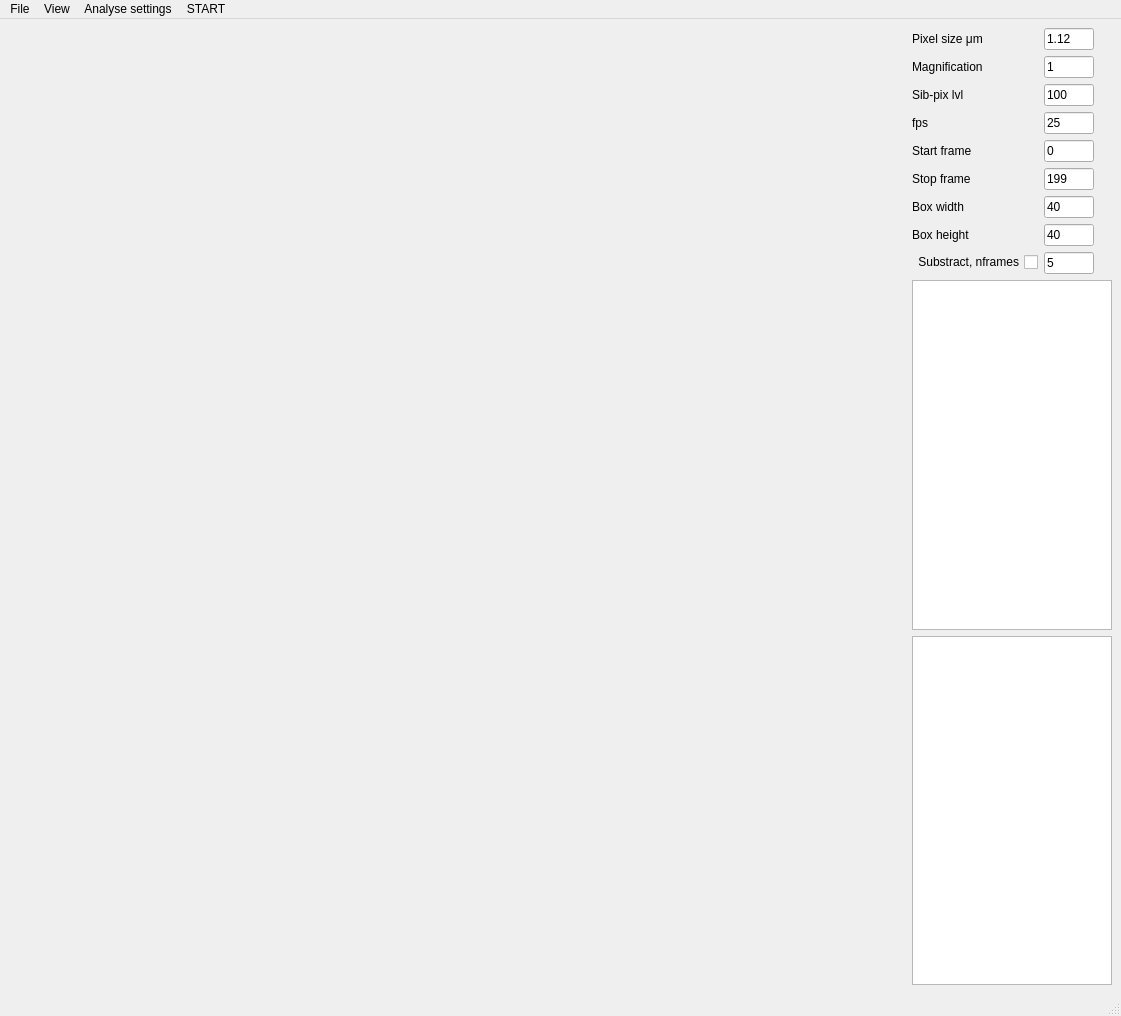
iMhack/NanoMotion, file mainMenu.ui: the form before one commit.
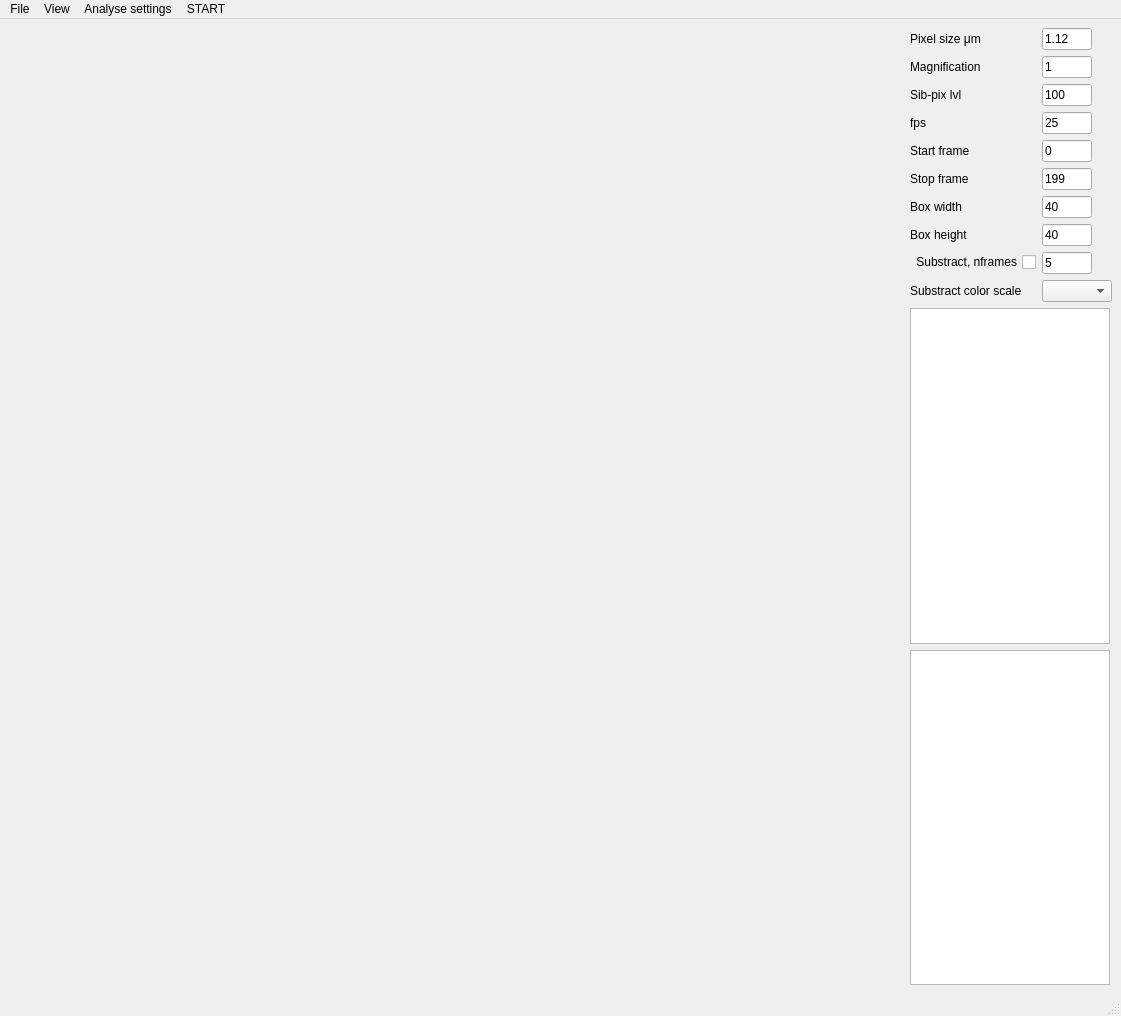
The form after the commit.

```diff
--- a/mainMenu.ui
+++ b/mainMenu.ui
@@ -396,6 +396,29 @@
           </property>
          </widget>
         </item>
+        <item row="10" column="0">
+         <widget class="QLabel" name="label">
+          <property name="text">
+           <string>Substract color scale</string>
+          </property>
+         </widget>
+        </item>
+        <item row="10" column="1">
+         <widget class="QComboBox" name="comboBox_substract_col">
+          <property name="sizePolicy">
+           <sizepolicy hsizetype="Maximum" vsizetype="Fixed">
+            <horstretch>0</horstretch>
+            <verstretch>0</verstretch>
+           </sizepolicy>
+          </property>
+          <property name="maximumSize">
+           <size>
+            <width>70</width>
+            <height>16777215</height>
+           </size>
+          </property>
+         </widget>
+        </item>
        </layout>
       </item>
       <item>
```
Left out of the diff: 2 changed lines with no effect on the pictures.
